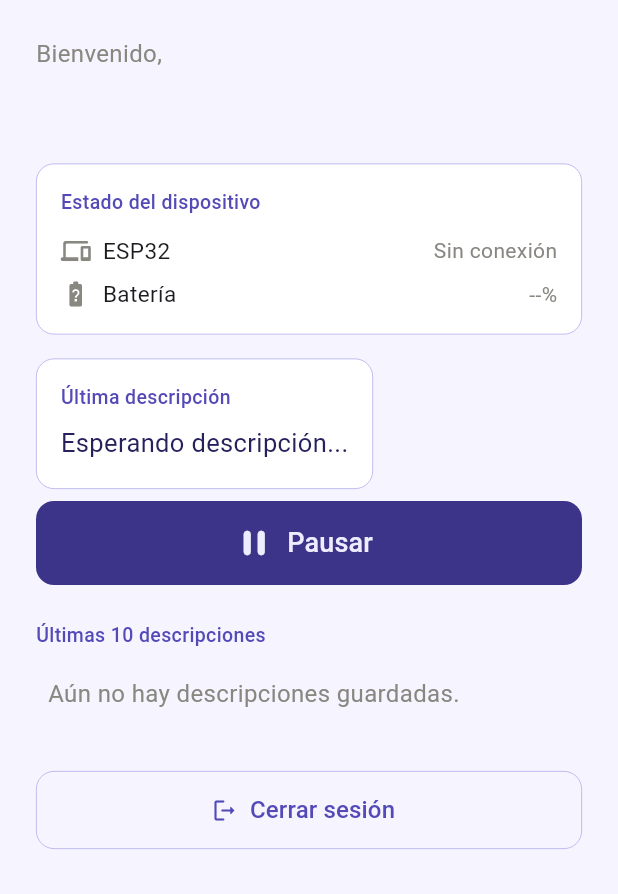
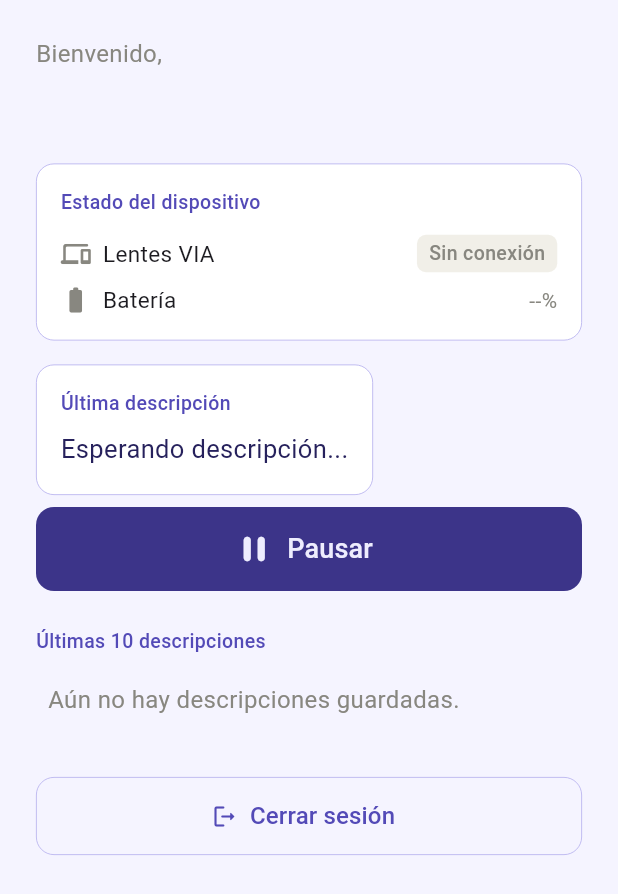
Before and after one commit to diegov73/V.I.A.TICs, a Flutter app: the VIAHomeScreen screen opened directly with empty values, after a tap on "Reproducir descripción", on a phone screen of 412 x 824 dp. Shown: the top 894 px of the screen. Run offline on Flutter 3.47's test engine with Material 3 defaults, Android fonts, the phone set to English and light mode, and no system bars; our stand-ins replace flutter_tts; network calls fail.

Commit message:
fix: lentes VIA en estado dispositivo y mejoras TTS

```diff
--- a/via/lib/main.dart
+++ b/via/lib/main.dart
@@ -25,8 +25,6 @@ class MyApp extends StatelessWidget {
     );
   }
 }
-
-// ─── HELPER TalkBack ──────────────────────────────────────────────────────────
 
 Future<void> _hablar(FlutterTts tts, String texto) async {
   final talkback =
@@ -614,6 +612,7 @@ class _VIAHomeScreenState extends State<VIAHomeScreen> {
     _configurarTTS();
     _cargarUltimaDescripcion();
     _cargarHistorial();
+    _cargarEstadoESP32();
     Future.delayed(const Duration(milliseconds: 800), () {
       _hablar(tts,
           'Bienvenido ${widget.nombre}. '
@@ -639,6 +638,19 @@ class _VIAHomeScreenState extends State<VIAHomeScreen> {
       if (res.statusCode == 200) {
         final data = jsonDecode(res.body);
         setState(() => estadoActual = data);
+      }
+    } catch (_) {}
+  }
+
+  Future<void> _cargarEstadoESP32() async {
+    try {
+      final res = await http.get(Uri.parse('$baseUrl/esp32/status'));
+      if (res.statusCode == 200) {
+        final data = jsonDecode(res.body);
+        setState(() {
+          estadoESP32 = data['activo'] == true ? 'Conectado' : 'Sin conexión';
+          bateria = data['bateria'] != null ? '${data['bateria']}%' : '--%';
+        });
       }
     } catch (_) {}
   }
@@ -717,6 +729,7 @@ class _VIAHomeScreenState extends State<VIAHomeScreen> {
             await _hablar(tts, 'Actualizando.');
             await _cargarUltimaDescripcion();
             await _cargarHistorial();
+            await _cargarEstadoESP32();
           },
           child: SingleChildScrollView(
             physics: const AlwaysScrollableScrollPhysics(),
@@ -726,7 +739,6 @@ class _VIAHomeScreenState extends State<VIAHomeScreen> {
               child: Column(
                 crossAxisAlignment: CrossAxisAlignment.start,
                 children: [
-                  // ── HEADER ──
                   ExcludeSemantics(
                     child: Row(
                       mainAxisAlignment: MainAxisAlignment.spaceBetween,
@@ -753,8 +765,7 @@ class _VIAHomeScreenState extends State<VIAHomeScreen> {
 
                   // ── ESTADO DISPOSITIVO ──
                   Semantics(
-                    label:
-                        'Estado del dispositivo. ESP32: $estadoESP32. Batería: $bateria',
+                    label: 'Estado del dispositivo. Lentes VIA: $estadoESP32. Batería: $bateria',
                     child: Container(
                       padding: const EdgeInsets.all(16),
                       decoration: BoxDecoration(
@@ -775,22 +786,43 @@ class _VIAHomeScreenState extends State<VIAHomeScreen> {
                             const SizedBox(height: 12),
                             Row(
                               children: [
-                                const Icon(Icons.devices_rounded,
-                                    color: Color(0xFF888780), size: 20),
+                                Icon(
+                                  Icons.devices_rounded,
+                                  color: estadoESP32 == 'Conectado'
+                                      ? const Color(0xFF3B6D11)
+                                      : const Color(0xFF888780),
+                                  size: 20,
+                                ),
                                 const SizedBox(width: 8),
-                                const Text('ESP32',
+                                const Text('Lentes VIA',
                                     style: TextStyle(fontSize: 15)),
                                 const Spacer(),
-                                Text(estadoESP32,
-                                    style: const TextStyle(
-                                        fontSize: 14,
-                                        color: Color(0xFF888780))),
+                                Container(
+                                  padding: const EdgeInsets.symmetric(
+                                      horizontal: 8, vertical: 3),
+                                  decoration: BoxDecoration(
+                                    color: estadoESP32 == 'Conectado'
+                                        ? const Color(0xFFEAF3DE)
+                                        : const Color(0xFFF1EFE8),
+                                    borderRadius: BorderRadius.circular(6),
+                                  ),
+                                  child: Text(
+                                    estadoESP32,
+                                    style: TextStyle(
+                                      fontSize: 13,
+                                      fontWeight: FontWeight.w500,
+                                      color: estadoESP32 == 'Conectado'
+                                          ? const Color(0xFF3B6D11)
+                                          : const Color(0xFF888780),
+                                    ),
+                                  ),
+                                ),
                               ],
                             ),
                             const SizedBox(height: 8),
                             Row(
                               children: [
-                                const Icon(Icons.battery_unknown_rounded,
+                                const Icon(Icons.battery_std_rounded,
                                     color: Color(0xFF888780), size: 20),
                                 const SizedBox(width: 8),
                                 const Text('Batería',
@@ -842,7 +874,6 @@ class _VIAHomeScreenState extends State<VIAHomeScreen> {
                   ),
                   const SizedBox(height: 8),
 
-                  // Botón reproducir
                   Semantics(
                     label: reproduciendo && indiceReproduciendo == null
                         ? 'Pausar descripción'
@@ -853,10 +884,9 @@ class _VIAHomeScreenState extends State<VIAHomeScreen> {
                       width: double.infinity,
                       height: 56,
                       child: ElevatedButton.icon(
-                        onPressed:
-                            reproduciendo && indiceReproduciendo == null
-                                ? _pausar
-                                : () => _reproducir(descripcion),
+                        onPressed: reproduciendo && indiceReproduciendo == null
+                            ? _pausar
+                            : () => _reproducir(descripcion),
                         icon: Icon(
                           reproduciendo && indiceReproduciendo == null
                               ? Icons.pause_rounded
```
Also changed, not shown: 1 other file.
